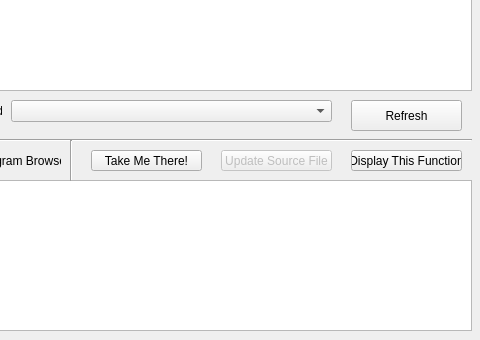
Old version of the form libraries/program_visualizer/ui/ProgramVisualizer.ui in the repository nbeams/program-visualizer; both pictures show x 599 to 1079 and y 320 to 660 of the 1079 by 660 pixel window.
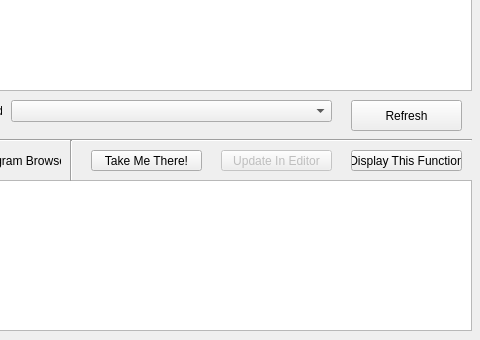
New version of the form.

Commit message: Changed 'Update Source File' button

What changed in the file:
```diff
--- a/libraries/program_visualizer/ui/ProgramVisualizer.ui
+++ b/libraries/program_visualizer/ui/ProgramVisualizer.ui
@@ -205,7 +205,7 @@
     <string>Update the main source file to reflect changes made in the text editor</string>
    </property>
    <property name="text">
-    <string>Update Source File</string>
+    <string>Update In Editor</string>
    </property>
   </widget>
   <widget class="QPushButton" name="jumpTo">
```
